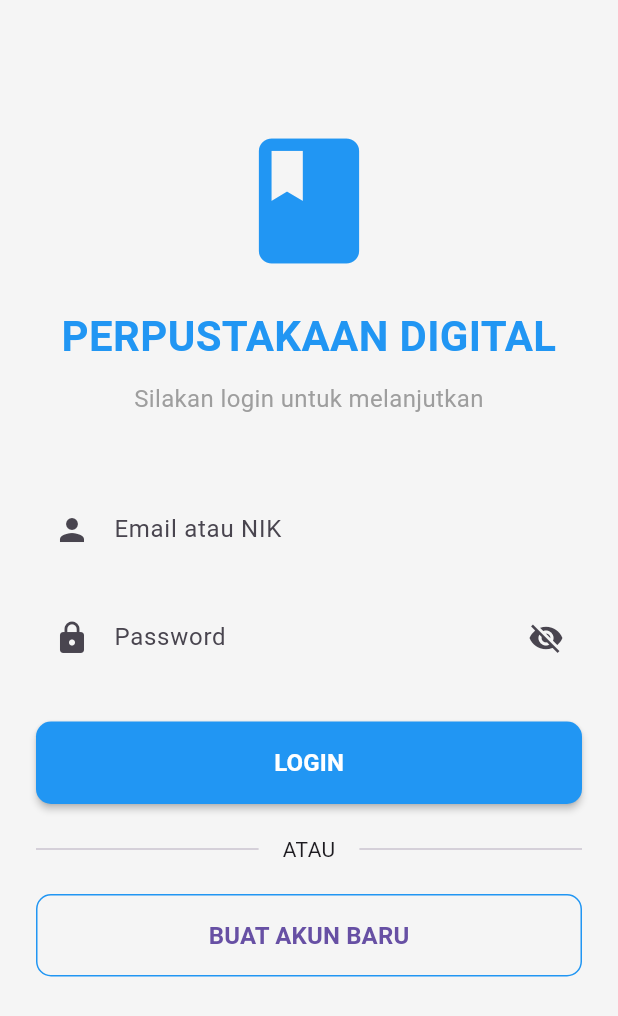
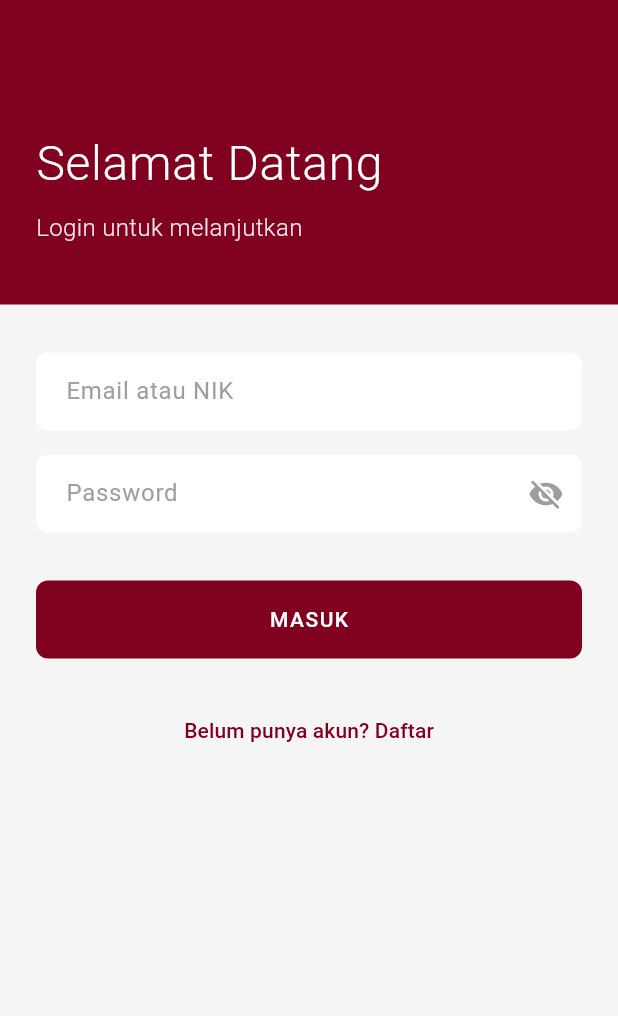
Before and after one commit to Latifah254/utspam_5a_0015_perpus, a Flutter app: the screen it shows after launch, on a phone screen of 412 x 824 dp. Shown: the top 1016 px of the screen. Run offline on Flutter 3.47's test engine with Material 3 defaults, Android fonts, the light colour scheme and no system bars; our stand-ins replace shared_preferences; missing offline and left inert: utspam_a_0015_perpus; accounts and stored records are empty.

Commit message:
refactor login screen layout

```diff
--- a/lib/views/login.dart
+++ b/lib/views/login.dart
@@ -1,8 +1,8 @@
 // lib/screens/login_screen.dart
 
 import 'package:flutter/material.dart';
-import 'package:utspam_a_0015_perpus/models/user.dart';
-import 'package:utspam_a_0015_perpus/controller/perpus_controller.dart';
+import 'package:utspam_5a_0015_perpus/models/user.dart';
+import 'package:utspam_5a_0015_perpus/controller/perpus_controller.dart';
 import 'register.dart';
 import 'home.dart';
 
@@ -66,59 +66,61 @@ class _LoginScreenState extends State<LoginScreen> {
   @override
   Widget build(BuildContext context) {
     return Scaffold(
+      appBar: AppBar(),
+      backgroundColor: const Color(0xFFF5F5F5),
       body: _isLoading
-          ? const Center(child: CircularProgressIndicator())
+          ? const Center(
+              child: CircularProgressIndicator(color: Color(0xFF800020)),
+            )
           : SafeArea(
               child: SingleChildScrollView(
+                child: Column(
+                  children: [
+                    Container(
+                      width: double.infinity,
+                      padding: const EdgeInsets.fromLTRB(24, 30, 24, 40),
+                      decoration: const BoxDecoration(color: Color(0xFF800020)),
+                      child: Column(
+                        crossAxisAlignment: CrossAxisAlignment.start,
+                        children: [
+                          const Text(
+                            'Selamat Datang',
+                            style: TextStyle(
+                              fontSize: 32,
+                              fontWeight: FontWeight.w300,
+                              color: Colors.white,
+                              letterSpacing: 0.5,
+                            ),
+                          ),
+                          const SizedBox(height: 8),
+                          Text(
+                            'Login untuk melanjutkan',
+                            style: TextStyle(
+                              fontSize: 16,
+                              color: Colors.white.withOpacity(0.9),
+                              fontWeight: FontWeight.w300,
+                            ),
+                          ),
+                        ],
+                      ),
+                    ),
+                    Padding(
                       padding: const EdgeInsets.all(24.0),
                       child: Form(
                         key: _formKey,
                         child: Column(
-                    mainAxisAlignment: MainAxisAlignment.center,
                           crossAxisAlignment: CrossAxisAlignment.stretch,
                           children: [
-                      const SizedBox(height: 60),
+                            const SizedBox(height: 8),
 
-                      // Logo/Icon
-                      const Icon(
-                        Icons.book,
-                        size: 100,
-                        color: Colors.blue,
-                      ),
-                      const SizedBox(height: 20),
-
-                      // Judul
-                      const Text(
-                        'PERPUSTAKAAN DIGITAL',
-                        style: TextStyle(
-                          fontSize: 28,
-                          fontWeight: FontWeight.bold,
-                          color: Colors.blue,
-                        ),
-                        textAlign: TextAlign.center,
-                      ),
-                      const SizedBox(height: 10),
-                      const Text(
-                        'Silakan login untuk melanjutkan',
-                        style: TextStyle(
-                          fontSize: 16,
-                          color: Colors.grey,
-                        ),
-                        textAlign: TextAlign.center,
-                      ),
-                      const SizedBox(height: 50),
-
-                      // Email/NIK Field
                             TextFormField(
                               controller: _emailOrNikController,
-                        decoration: InputDecoration(
+                              decoration: const InputDecoration(
                                 labelText: 'Email atau NIK',
-                          prefixIcon: const Icon(Icons.person),
-                          border: OutlineInputBorder(
-                            borderRadius: BorderRadius.circular(10),
+                                labelStyle: TextStyle(color: Colors.grey),
+                                floatingLabelStyle: TextStyle(
+                                  color: Color(0xFF800020),
                                 ),
-                          filled: true,
-                          fillColor: Colors.grey[100],
                               ),
                               validator: (value) {
                                 if (value == null || value.isEmpty) {
@@ -127,20 +129,22 @@ class _LoginScreenState extends State<LoginScreen> {
                                 return null;
                               },
                             ),
-                      const SizedBox(height: 20),
-
-                      // Password Field
+                            const SizedBox(height: 16),
                             TextFormField(
                               controller: _passwordController,
                               obscureText: _obscurePassword,
                               decoration: InputDecoration(
                                 labelText: 'Password',
-                          prefixIcon: const Icon(Icons.lock),
+                                labelStyle: const TextStyle(color: Colors.grey),
+                                floatingLabelStyle: const TextStyle(
+                                  color: Color(0xFF800020),
+                                ),
                                 suffixIcon: IconButton(
                                   icon: Icon(
                                     _obscurePassword
                                         ? Icons.visibility_off
                                         : Icons.visibility,
+                                    color: Colors.grey,
                                   ),
                                   onPressed: () {
                                     setState(() {
@@ -148,11 +152,6 @@ class _LoginScreenState extends State<LoginScreen> {
                                     });
                                   },
                                 ),
-                          border: OutlineInputBorder(
-                            borderRadius: BorderRadius.circular(10),
-                          ),
-                          filled: true,
-                          fillColor: Colors.grey[100],
                               ),
                               validator: (value) {
                                 if (value == null || value.isEmpty) {
@@ -161,65 +160,29 @@ class _LoginScreenState extends State<LoginScreen> {
                                 return null;
                               },
                             ),
-                      const SizedBox(height: 30),
-
-                      // Tombol Login
+                            const SizedBox(height: 32),
                             ElevatedButton(
                               onPressed: _login,
-                        style: ElevatedButton.styleFrom(
-                          backgroundColor: Colors.blue,
-                          padding: const EdgeInsets.symmetric(vertical: 16),
-                          shape: RoundedRectangleBorder(
-                            borderRadius: BorderRadius.circular(10),
-                          ),
-                          elevation: 2,
-                        ),
                               child: const Text(
-                          'LOGIN',
-                          style: TextStyle(
-                            fontSize: 16,
-                            fontWeight: FontWeight.bold,
-                            color: Colors.white,
+                                'MASUK',
+                                style: TextStyle(letterSpacing: 1),
                               ),
                             ),
-                      ),
-                      const SizedBox(height: 20),
-
-                      // Divider
-                      const Row(
-                        children: [
-                          Expanded(child: Divider()),
-                          Padding(
-                            padding: EdgeInsets.symmetric(horizontal: 16),
-                            child: Text('ATAU'),
-                          ),
-                          Expanded(child: Divider()),
-                        ],
-                      ),
-                      const SizedBox(height: 20),
-
-                      // Link ke Register
-                      OutlinedButton(
+                            const SizedBox(height: 24),
+                            Center(
+                              child: TextButton(
                                 onPressed: () {
                                   Navigator.pushReplacement(
                                     context,
                                     MaterialPageRoute(
-                              builder: (context) => const RegisterScreen(),
+                                      builder: (context) =>
+                                          const RegisterScreen(),
                                     ),
                                   );
                                 },
-                        style: OutlinedButton.styleFrom(
-                          padding: const EdgeInsets.symmetric(vertical: 16),
-                          shape: RoundedRectangleBorder(
-                            borderRadius: BorderRadius.circular(10),
-                          ),
-                          side: const BorderSide(color: Colors.blue),
-                        ),
                                 child: const Text(
-                          'BUAT AKUN BARU',
-                          style: TextStyle(
-                            fontSize: 16,
-                            fontWeight: FontWeight.bold,
+                                  'Belum punya akun? Daftar',
+                                  style: TextStyle(color: Color(0xFF800020)),
                                 ),
                               ),
                             ),
@@ -227,6 +190,9 @@ class _LoginScreenState extends State<LoginScreen> {
                         ),
                       ),
                     ),
+                  ],
+                ),
+              ),
             ),
     );
   }
```
Lines whose indentation alone changed are shown as unchanged.
